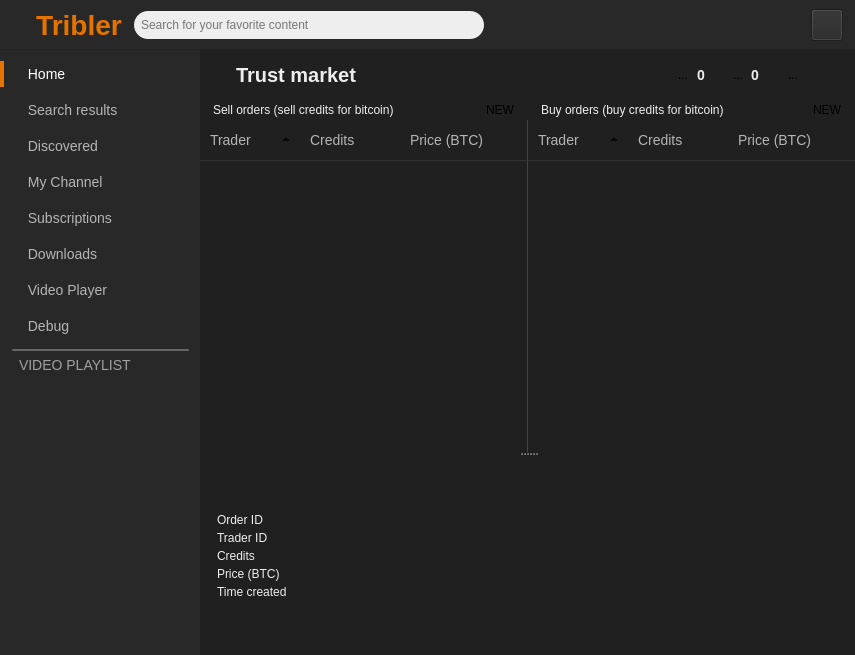
Qt form TriblerGUI/qt_resources/mainwindow.ui (vwigmore/tribler) before a commit.
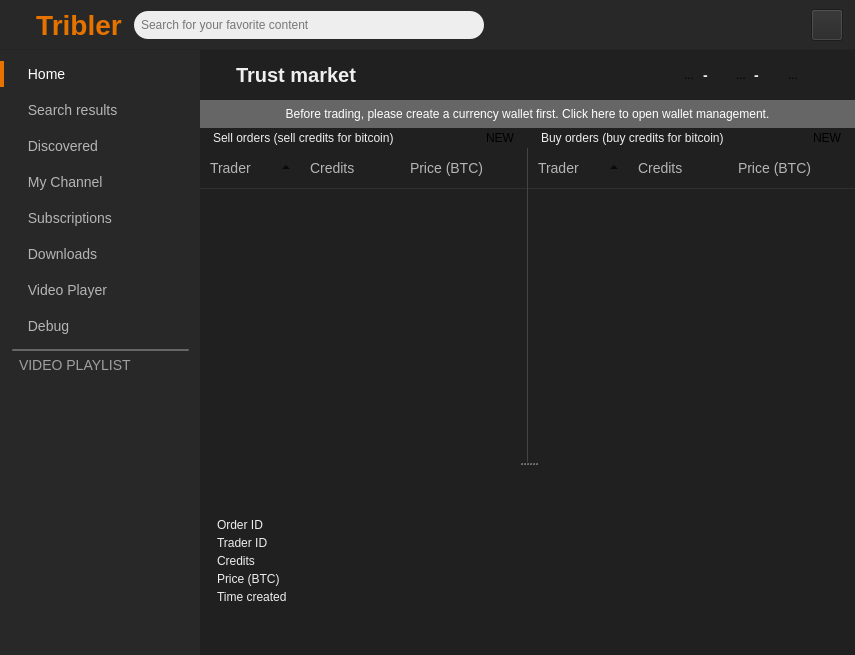
The same form after that commit. The open tabs and pages were chosen to show the change. Icons and pictures are not drawn. Custom widgets are drawn as their Qt base class.

Commit message:
Changed wallet management
You can now create a bitcoin wallet with a password. Also, a wallet is not created when starting Tribler.

```diff
--- a/TriblerGUI/qt_resources/mainwindow.ui
+++ b/TriblerGUI/qt_resources/mainwindow.ui
@@ -9365,7 +9365,7 @@
                 <string notr="true">font-weight: bold; font-size: 14px;</string>
                </property>
                <property name="text">
-                <string>0</string>
+                <string>-</string>
                </property>
               </widget>
              </item>
@@ -9423,7 +9423,7 @@
                 <string notr="true">font-weight: bold; font-size: 14px;</string>
                </property>
                <property name="text">
-                <string>0</string>
+                <string>-</string>
                </property>
               </widget>
              </item>
@@ -9548,6 +9548,41 @@
             </layout>
            </widget>
           </item>
+          <item>
+           <widget class="QToolButton" name="market_create_wallet_button">
+            <property name="sizePolicy">
+             <sizepolicy hsizetype="Expanding" vsizetype="Fixed">
+              <horstretch>0</horstretch>
+              <verstretch>0</verstretch>
+             </sizepolicy>
+            </property>
+            <property name="minimumSize">
+             <size>
+              <width>0</width>
+              <height>28</height>
+             </size>
+            </property>
+            <property name="maximumSize">
+             <size>
+              <width>16777215</width>
+              <height>28</height>
+             </size>
+            </property>
+            <property name="cursor">
+             <cursorShape>PointingHandCursor</cursorShape>
+            </property>
+            <property name="styleSheet">
+             <string notr="true">background-color: #666;
+border: none;
+color: white;
+font-size: 12px;
+</string>
+            </property>
+            <property name="text">
+             <string>Before trading, please create a currency wallet first. Click here to open wallet management.</string>
+            </property>
+           </widget>
+          </item>
           <item>
            <widget class="QWidget" name="market_container" native="true">
             <property name="sizePolicy">
```
Left out of the diff: 2 changed lines with no effect on the pictures. The commit also changes 6 other files.
